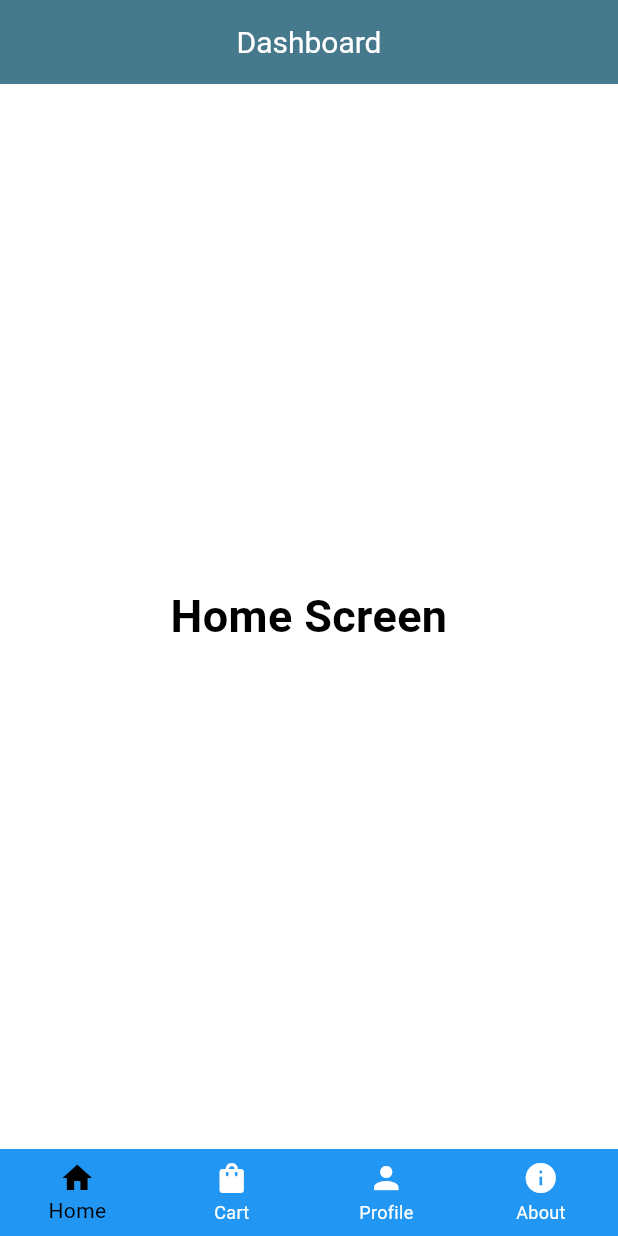
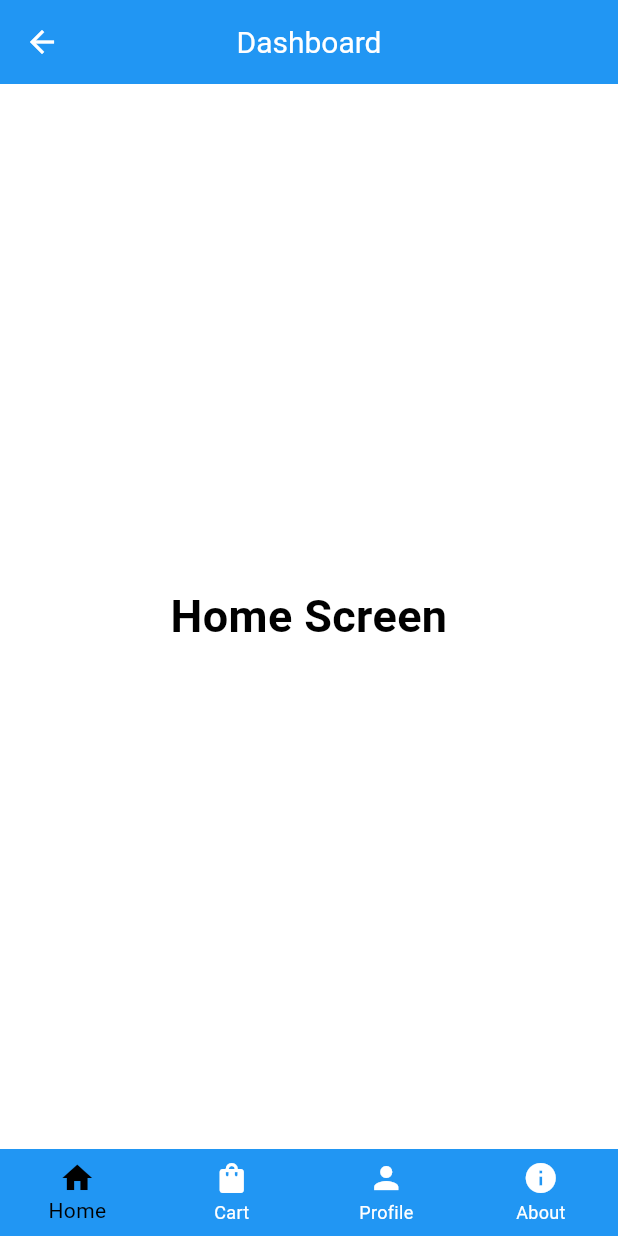
Before and after one commit to CrystalKhadka/pet-connect-mobile-application-flutter, a Flutter app: the DashboardScreen screen opened directly, on a phone screen of 412 x 824 dp. Run offline on Flutter 3.47's test engine with Material 3 defaults, Android fonts, the phone set to English and light mode, and no system bars; our stand-ins replace flutter_riverpod; Roboto replaces fonts that are missing (Montserrat).

```diff
--- a/lib/app/app.dart
+++ b/lib/app/app.dart
@@ -14,7 +14,7 @@ class App extends StatelessWidget {
       debugShowCheckedModeBanner: false,
       title: 'Student Management',
       theme: AppTheme.getApplicationTheme(false),
-      home: const SplashScreen(),
+      home: const SplashView(),
     );
   }
 }
--- a/lib/app/constants/theme_constant.dart
+++ b/lib/app/constants/theme_constant.dart
@@ -3,6 +3,6 @@ import 'package:flutter/material.dart';
 class ThemeConstant {
   ThemeConstant._();
   static const Color darkPrimaryColor = Colors.yellow;
-  static const Color primaryColor = Colors.green;
-  static const Color appBarColor = Colors.green;
+  static const Color primaryColor = Colors.blue;
+  static const Color appBarColor = Colors.blue;
 }
--- a/lib/features/auth/presentation/navigator/login_navigator.dart
+++ b/lib/features/auth/presentation/navigator/login_navigator.dart
@@ -4,7 +4,7 @@ import 'package:final_assignment/features/auth/presentation/view/login_view.dart
 
 class LoginViewNavigator with RegisterViewRoute {}
 
-mixin LoginViewROute {
+mixin LoginViewRoute {
   openLoginView() {
     NavigateRoute.popAndPushRoute(const LoginView());
   }
--- a/lib/features/auth/presentation/navigator/register_navigator.dart
+++ b/lib/features/auth/presentation/navigator/register_navigator.dart
@@ -2,7 +2,7 @@ import 'package:final_assignment/app/navigator/navigator.dart';
 import 'package:final_assignment/features/auth/presentation/navigator/login_navigator.dart';
 import 'package:final_assignment/features/auth/presentation/view/register_view.dart';
 
-class RegisterViewNavigator with LoginViewROute {}
+class RegisterViewNavigator with LoginViewRoute {}
 
 mixin RegisterViewRoute {
   openRegisterView() {
--- a/lib/features/home/presentation/view/bottom_screen/dashboard_screen.dart
+++ b/lib/features/home/presentation/view/bottom_screen/dashboard_screen.dart
@@ -10,9 +10,6 @@ class DashboardScreen extends StatelessWidget {
     return Scaffold(
       appBar: AppBar(
         title: const Text('Dashboard'),
-        centerTitle: true,
-        backgroundColor: const Color.fromRGBO(23, 88, 110, 0.8),
-        automaticallyImplyLeading: false,
       ),
       body: const HomeScreen(),
       bottomNavigationBar: BottomNavigationBar(
--- a/lib/features/splash/presentation/navigator/splash_navigator.dart
+++ b/lib/features/splash/presentation/navigator/splash_navigator.dart
@@ -4,6 +4,6 @@ import 'package:flutter_riverpod/flutter_riverpod.dart';
 final splashViewNavigatorProvider =
     Provider<SplashViewNavigator>((ref) => SplashViewNavigator());
 
-class SplashViewNavigator with LoginViewROute {}
+class SplashViewNavigator with LoginViewRoute {}
 
 mixin SplashRoute {}
--- a/lib/features/splash/presentation/viewmodel/splash_view_model.dart
+++ b/lib/features/splash/presentation/viewmodel/splash_view_model.dart
@@ -13,7 +13,7 @@ class SplashViewModel extends StateNotifier<void> {
   final SplashViewNavigator navigator;
 
   void openLoginView() async {
-    Future.delayed(const Duration(seconds: 2), () {
+    Future.delayed(const Duration(seconds: 3), () {
       navigator.openLoginView();
     });
   }
```
Also changed, not shown: lib/features/splash/presentation/view/splash_screen.dart (+7 -9 lines), lib/core/networking/local/hive_service.dart (added).
